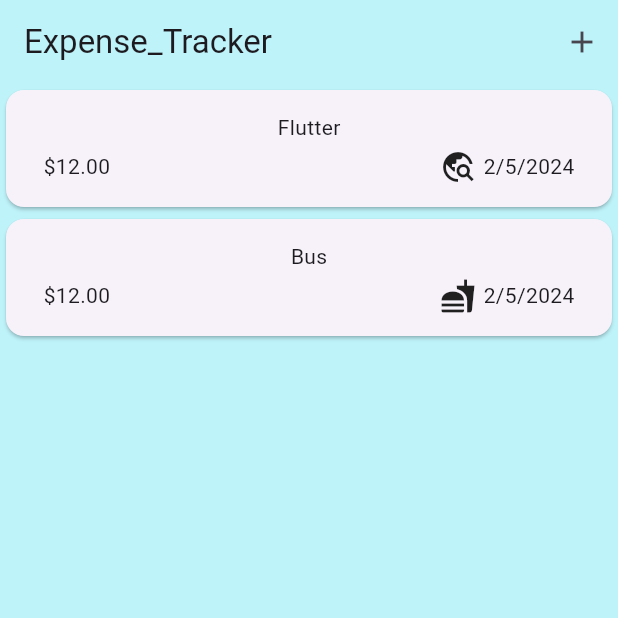
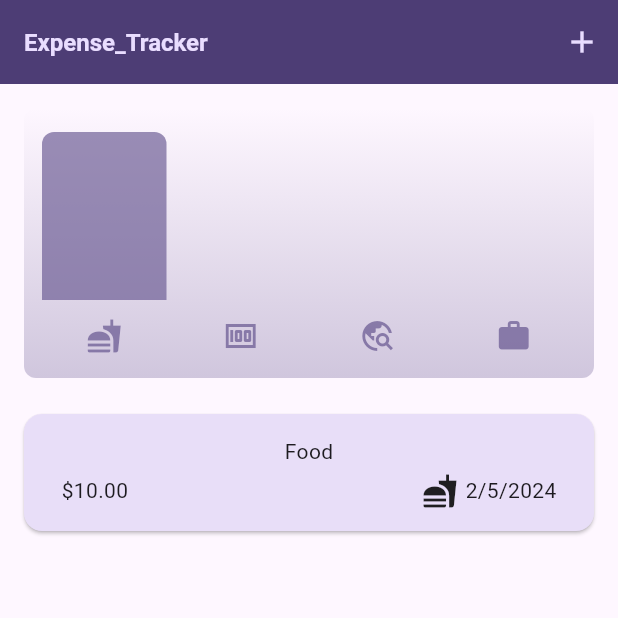
Before and after one commit to kowshik19/Expenses, a Flutter app: the screen it shows after launch, on a phone screen of 412 x 824 dp, the top half of it. Run offline on Flutter 3.47's test engine with Material 3 defaults, Android fonts, the phone set to English and light mode, and no system bars.

Commit message:
UI CREATED

```diff
--- /dev/null
+++ b/lib/bar.dart
@@ -0,0 +1,34 @@
+import 'package:flutter/material.dart';
+
+class ChartBar extends StatelessWidget {
+  const ChartBar({
+    super.key,
+    required this.fill,
+  });
+
+  final double fill;
+
+  @override
+  Widget build(BuildContext context) {
+    final isDarkMode =
+        MediaQuery.of(context).platformBrightness == Brightness.dark;
+    return Expanded(
+      child: Padding(
+        padding: const EdgeInsets.symmetric(horizontal: 4),
+        child: FractionallySizedBox(
+          heightFactor: fill,
+          child: DecoratedBox(
+            decoration: BoxDecoration(
+              shape: BoxShape.rectangle,
+              borderRadius:
+                  const BorderRadius.vertical(top: Radius.circular(8)),
+              color: isDarkMode
+                  ? Theme.of(context).colorScheme.secondary
+                  : Theme.of(context).colorScheme.primary.withOpacity(0.65),
+            ),
+          ),
+        ),
+      ),
+    );
+  }
+}
--- /dev/null
+++ b/lib/chart.dart
@@ -0,0 +1,94 @@
+import 'package:expense_tracker/bar.dart';
+import 'package:expense_tracker/model.dart';
+import 'package:flutter/material.dart';
+
+class Chart extends StatelessWidget {
+  const Chart({super.key, required this.expenses});
+
+  final List<Expense> expenses;
+
+  List<ExpenseBucket> get buckets {
+    return [
+      ExpenseBucket.forCategory(expenses, Category.food),
+      ExpenseBucket.forCategory(expenses, Category.leisure),
+      ExpenseBucket.forCategory(expenses, Category.travel),
+      ExpenseBucket.forCategory(expenses, Category.work),
+    ];
+  }
+
+  double get maxTotalExpense {
+    double maxTotalExpense = 0;
+
+    for (final bucket in buckets) {
+      if (bucket.totalExpenses > maxTotalExpense) {
+        maxTotalExpense = bucket.totalExpenses;
+      }
+    }
+
+    return maxTotalExpense;
+  }
+
+  @override
+  Widget build(BuildContext context) {
+    final isDarkMode =
+        MediaQuery.of(context).platformBrightness == Brightness.dark;
+    return Container(
+      margin: const EdgeInsets.all(16),
+      padding: const EdgeInsets.symmetric(
+        vertical: 16,
+        horizontal: 8,
+      ),
+      width: double.infinity,
+      height: 180,
+      decoration: BoxDecoration(
+        borderRadius: BorderRadius.circular(8),
+        gradient: LinearGradient(
+          colors: [
+            Theme.of(context).colorScheme.primary.withOpacity(0.3),
+            Theme.of(context).colorScheme.primary.withOpacity(0.0)
+          ],
+          begin: Alignment.bottomCenter,
+          end: Alignment.topCenter,
+        ),
+      ),
+      child: Column(
+        children: [
+          Expanded(
+            child: Row(
+              crossAxisAlignment: CrossAxisAlignment.end,
+              children: [
+                for (final bucket in buckets) // alternative to map()
+                  ChartBar(
+                    fill: bucket.totalExpenses == 0
+                        ? 0
+                        : bucket.totalExpenses / maxTotalExpense,
+                  )
+              ],
+            ),
+          ),
+          const SizedBox(height: 12),
+          Row(
+            children: buckets
+                .map(
+                  (bucket) => Expanded(
+                    child: Padding(
+                      padding: const EdgeInsets.symmetric(horizontal: 4),
+                      child: Icon(
+                        categoryIcon[bucket.category],
+                        color: isDarkMode
+                            ? Theme.of(context).colorScheme.secondary
+                            : Theme.of(context)
+                                .colorScheme
+                                .primary
+                                .withOpacity(0.7),
+                      ),
+                    ),
+                  ),
+                )
+                .toList(),
+          )
+        ],
+      ),
+    );
+  }
+}
--- a/lib/data.dart
+++ b/lib/data.dart
@@ -7,8 +7,9 @@ import 'package:expense_tracker/model.dart';
 final formatter = DateFormat.yMd();
 
 class Data extends StatefulWidget {
-  const Data({super.key});
+  const Data({super.key, required this.onAddExp});
 
+  final void Function(Expense expense) onAddExp;
   @override
   State<Data> createState() => _DataState();
 }
@@ -41,6 +42,37 @@ class _DataState extends State<Data> {
     });
   }
 
+  void submit() {
+    final amt = double.tryParse(_amtController.text);
+    final amtinvalid = amt == null || amt <= 0;
+    if (_titleController.text.trim().isEmpty ||
+        amtinvalid ||
+        _selectDate == null) {
+      showDialog(
+        context: context,
+        builder: (context) => AlertDialog(
+          title: Text("Invalid"),
+          content: Text("Enter crt Details"),
+          actions: [
+            ElevatedButton(
+              onPressed: () => Navigator.pop(context),
+              child: Text("Close"),
+            ),
+          ],
+        ),
+      );
+      return;
+    }
+    widget.onAddExp(
+      Expense(
+          title: _titleController.text,
+          amount: amt,
+          date: _selectDate!,
+          category: _cat),
+    );
+    Navigator.pop(context);
+  }
+
   @override
   void dispose() {
     _titleController.dispose();
@@ -51,7 +83,7 @@ class _DataState extends State<Data> {
   @override
   Widget build(BuildContext context) {
     return Padding(
-      padding: const EdgeInsets.all(8.0),
+      padding: const EdgeInsets.fromLTRB(16, 50, 16, 16),
       child: Column(
         children: [
           TextField(
@@ -126,10 +158,7 @@ class _DataState extends State<Data> {
                 child: Text("Cancel"),
               ),
               ElevatedButton(
-                onPressed: () {
-                  print(_titleController.text);
-                  print(_amtController.text);
-                },
+                onPressed: submit,
                 child: Text("Save"),
               ),
             ],
--- a/lib/expense.dart
+++ b/lib/expense.dart
@@ -1,5 +1,6 @@
 // ignore_for_file: prefer_const_literals_to_create_immutables, prefer_const_constructors, camel_case_types
 
+import 'package:expense_tracker/chart.dart';
 import 'package:expense_tracker/data.dart';
 import 'package:expense_tracker/list.dart';
 import 'package:expense_tracker/model.dart';
@@ -15,31 +16,65 @@ class Expenses extends StatefulWidget {
 class _ExpensesState extends State<Expenses> {
   final List<Expense> _registeredExpenses = [
     Expense(
-      title: "Flutter",
-      amount: 12,
-      date: DateTime.now(),
-      category: Category.travel,
-    ),
-    Expense(
-      title: "Bus",
-      amount: 12,
+      title: "Food",
+      amount: 10,
       date: DateTime.now(),
       category: Category.food,
     ),
   ];
   void _openAddExpenseOverlay() {
     showModalBottomSheet(
+      shape: BeveledRectangleBorder(),
+      isScrollControlled: true,
       context: context,
-      builder: (ctx) => Data(),
+      builder: (ctx) => Data(
+        onAddExp: _addExp,
+      ),
+    );
+  }
+
+  void _addExp(Expense expense) {
+    setState(() {
+      _registeredExpenses.add(expense);
+    });
+  }
+
+  void _removeExp(Expense expense) {
+    final index = _registeredExpenses.indexOf(expense);
+    setState(() {
+      _registeredExpenses.remove(expense);
+    });
+    ScaffoldMessenger.of(context).clearSnackBars();
+    ScaffoldMessenger.of(context).showSnackBar(
+      SnackBar(
+        duration: Duration(
+          seconds: 3,
+        ),
+        content: Text("Expense Deleted"),
+        action: SnackBarAction(
+            label: "Undo",
+            onPressed: () {
+              setState(() {
+                _registeredExpenses.insert(index, expense);
+              });
+            }),
+      ),
     );
   }
 
   @override
   Widget build(BuildContext context) {
+    Widget main = Center(
+      child: Text("Add some Expenses"),
+    );
+    if (_registeredExpenses.isNotEmpty) {
+      main = ExpenseList(
+        removeExp: _removeExp,
+        expenses: _registeredExpenses,
+      );
+    }
     return Scaffold(
-      backgroundColor: Color.fromARGB(255, 190, 243, 250),
       appBar: AppBar(
-        backgroundColor: Color.fromARGB(255, 190, 243, 250),
         title: Text("Expense_Tracker"),
         actions: [
           IconButton(
@@ -52,11 +87,8 @@ class _ExpensesState extends State<Expenses> {
       ),
       body: Column(
         children: [
-          Expanded(
-            child: ExpenseList(
-              expenses: _registeredExpenses,
-            ),
-          )
+          Chart(expenses: _registeredExpenses),
+          Expanded(child: main),
         ],
       ),
     );
--- a/lib/list.dart
+++ b/lib/list.dart
@@ -3,12 +3,24 @@ import 'package:expense_tracker/model.dart';
 import 'package:flutter/material.dart';
 
 class ExpenseList extends StatelessWidget {
-  const ExpenseList({super.key, required this.expenses});
+  const ExpenseList({
+    super.key,
+    required this.expenses,
+    required this.removeExp,
+  });
   final List<Expense> expenses;
+  final void Function(Expense expense) removeExp;
   @override
   Widget build(BuildContext context) {
     return ListView.builder(
-        itemCount: expenses.length,
-        itemBuilder: (context, index) => Item(expenses[index]));
+      itemCount: expenses.length,
+      itemBuilder: (context, index) => Dismissible(
+        onDismissed: (direction) {
+          removeExp(expenses[index]);
+        },
+        key: ValueKey(expenses[index]),
+        child: Item(expenses[index]),
+      ),
+    );
   }
 }
--- a/lib/main.dart
+++ b/lib/main.dart
@@ -13,8 +13,58 @@ class MyApp extends StatelessWidget {
   Widget build(BuildContext context) {
     return MaterialApp(
       debugShowCheckedModeBanner: false,
-      theme: ThemeData(useMaterial3: true),
       home: Expenses(),
+      darkTheme: ThemeData.dark().copyWith(
+        colorScheme: kDarkColorScheme,
+        cardTheme: const CardTheme().copyWith(
+          color: kDarkColorScheme.secondaryContainer,
+          margin: const EdgeInsets.symmetric(
+            horizontal: 16,
+            vertical: 8,
+          ),
+        ),
+        elevatedButtonTheme: ElevatedButtonThemeData(
+          style: ElevatedButton.styleFrom(
+            backgroundColor: kDarkColorScheme.primaryContainer,
+            foregroundColor: kDarkColorScheme.onPrimaryContainer,
+          ),
+        ),
+      ),
+      theme: ThemeData().copyWith(
+        colorScheme: kColorScheme,
+        appBarTheme: const AppBarTheme().copyWith(
+          backgroundColor: kColorScheme.onPrimaryContainer,
+          foregroundColor: kColorScheme.primaryContainer,
+        ),
+        cardTheme: const CardTheme().copyWith(
+          color: kColorScheme.secondaryContainer,
+          margin: const EdgeInsets.symmetric(
+            horizontal: 16,
+            vertical: 8,
+          ),
+        ),
+        elevatedButtonTheme: ElevatedButtonThemeData(
+          style: ElevatedButton.styleFrom(
+            backgroundColor: kColorScheme.primaryContainer,
+          ),
+        ),
+        textTheme: ThemeData().textTheme.copyWith(
+              titleLarge: TextStyle(
+                fontWeight: FontWeight.bold,
+                color: kColorScheme.onSecondaryContainer,
+                fontSize: 16,
+              ),
+            ),
+      ),
     );
   }
 }
+
+var kColorScheme = ColorScheme.fromSeed(
+  seedColor: const Color.fromARGB(255, 96, 59, 181),
+);
+
+var kDarkColorScheme = ColorScheme.fromSeed(
+  brightness: Brightness.dark,
+  seedColor: const Color.fromARGB(255, 5, 99, 125),
+);
--- a/lib/model.dart
+++ b/lib/model.dart
@@ -8,11 +8,15 @@ const uuid = Uuid();
 enum Category {
   food,
   travel,
+  leisure,
+  work,
 }
 
 const categoryIcon = {
   Category.food: Icons.fastfood,
   Category.travel: Icons.travel_explore,
+  Category.leisure: Icons.money,
+  Category.work: Icons.work,
 };
 
 class Expense {
@@ -31,3 +35,28 @@ class Expense {
     return formatter.format(date);
   }
 }
+
+class ExpenseBucket {
+  const ExpenseBucket({
+    required this.category,
+    required this.expenses,
+  });
+
+  ExpenseBucket.forCategory(List<Expense> allExpenses, this.category)
+      : expenses = allExpenses
+            .where((expense) => expense.category == category)
+            .toList();
+
+  final Category category;
+  final List<Expense> expenses;
+
+  double get totalExpenses {
+    double sum = 0;
+
+    for (final expense in expenses) {
+      sum += expense.amount; // sum = sum + expense.amount
+    }
+
+    return sum;
+  }
+}
```
